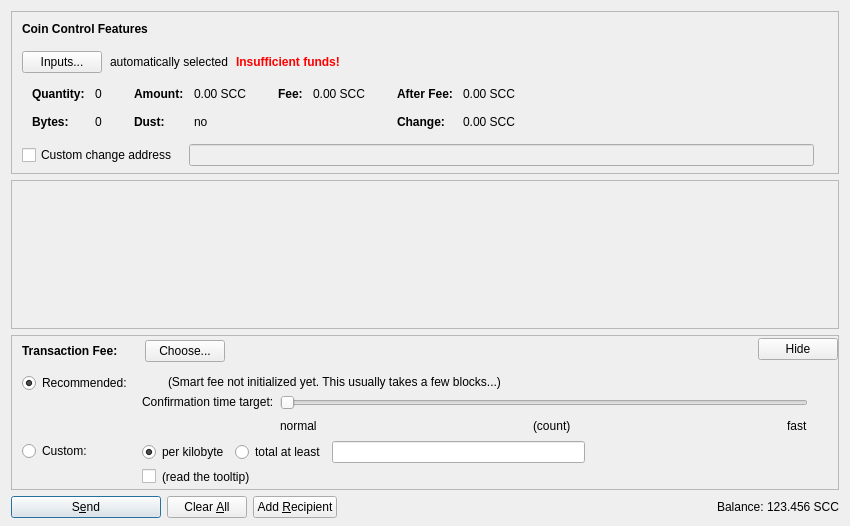
smart-coin/SCC, file src/qt/forms/sendcoinsdialog.ui: the form before one commit.
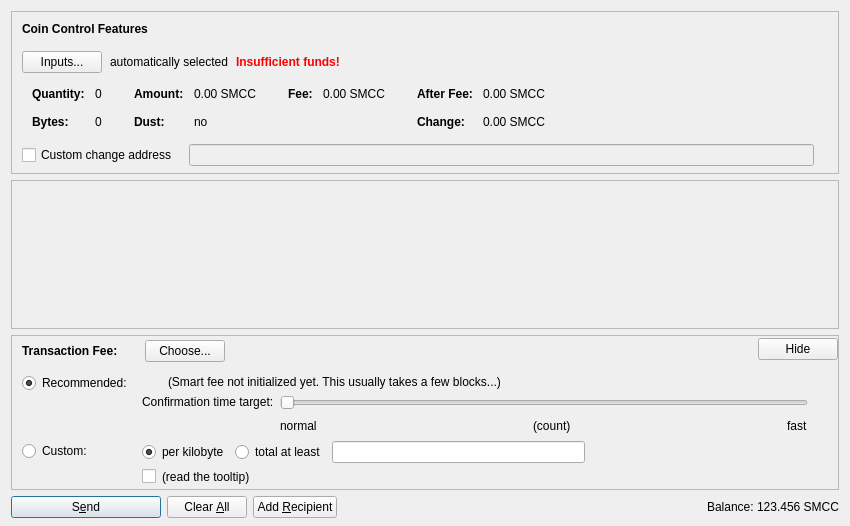
The form after the commit. Icons and pictures are not drawn. Custom widgets are drawn as their Qt base class.

```diff
--- a/src/qt/forms/sendcoinsdialog.ui
+++ b/src/qt/forms/sendcoinsdialog.ui
@@ -324,7 +324,7 @@
                   <enum>Qt::ActionsContextMenu</enum>
                  </property>
                  <property name="text">
-                  <string notr="true">0.00 SCC</string>
+                  <string notr="true">0.00 SMCC</string>
                  </property>
                  <property name="textInteractionFlags">
                   <set>Qt::LinksAccessibleByMouse|Qt::TextSelectableByKeyboard|Qt::TextSelectableByMouse</set>
@@ -404,7 +404,7 @@
                   <enum>Qt::ActionsContextMenu</enum>
                  </property>
                  <property name="text">
-                  <string notr="true">0.00 SCC</string>
+                  <string notr="true">0.00 SMCC</string>
                  </property>
                  <property name="textInteractionFlags">
                   <set>Qt::LinksAccessibleByMouse|Qt::TextSelectableByKeyboard|Qt::TextSelectableByMouse</set>
@@ -455,7 +455,7 @@
                   <enum>Qt::ActionsContextMenu</enum>
                  </property>
                  <property name="text">
-                  <string notr="true">0.00 SCC</string>
+                  <string notr="true">0.00 SMCC</string>
                  </property>
                  <property name="textInteractionFlags">
                   <set>Qt::LinksAccessibleByMouse|Qt::TextSelectableByKeyboard|Qt::TextSelectableByMouse</set>
@@ -484,7 +484,7 @@
                   <enum>Qt::ActionsContextMenu</enum>
                  </property>
                  <property name="text">
-                  <string notr="true">0.00 SCC</string>
+                  <string notr="true">0.00 SMCC</string>
                  </property>
                  <property name="textInteractionFlags">
                   <set>Qt::LinksAccessibleByMouse|Qt::TextSelectableByKeyboard|Qt::TextSelectableByMouse</set>
@@ -1290,7 +1290,7 @@
           <cursorShape>IBeamCursor</cursorShape>
          </property>
          <property name="text">
-          <string notr="true">123.456 SCC</string>
+          <string notr="true">123.456 SMCC</string>
          </property>
          <property name="textInteractionFlags">
           <set>Qt::LinksAccessibleByMouse|Qt::TextSelectableByKeyboard|Qt::TextSelectableByMouse</set>
```
